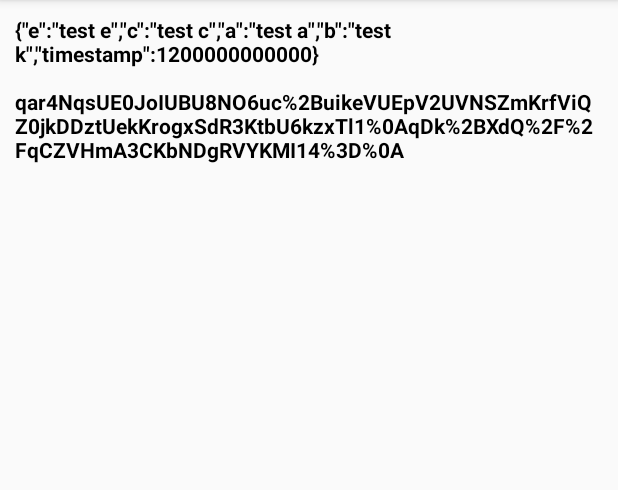
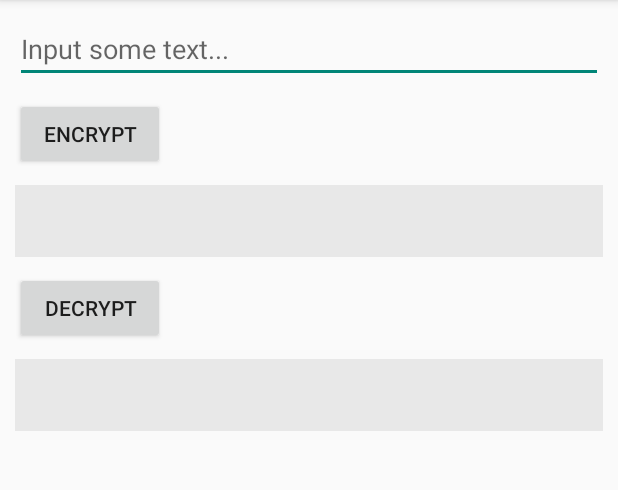
Before and after one commit to TNPro85/ANDROID, an Android app: the ActAES128 screen opened directly, with no data from a screen before it, on a phone screen of 412 x 824 dp, the part 84-574 px from its top. Run offline under Robolectric (Android 15) with nearby library versions, the phone set to English and light mode, and no system bars.

Commit message:
- add decrypt

```diff
--- a/DEMO/TNSoftDemo/app/src/main/java/com/zing/demo/ActAES128.java
+++ b/DEMO/TNSoftDemo/app/src/main/java/com/zing/demo/ActAES128.java
@@ -5,8 +5,11 @@ import android.content.ClipData;
 import android.content.ClipboardManager;
 import android.os.Build;
 import android.os.Bundle;
+import android.text.TextUtils;
 import android.util.Base64;
 import android.view.View;
+import android.widget.Button;
+import android.widget.EditText;
 import android.widget.TextView;
 
 import org.json.JSONObject;
@@ -18,12 +21,22 @@ import javax.crypto.spec.IvParameterSpec;
 import javax.crypto.spec.SecretKeySpec;
 
 public class ActAES128 extends ActBase {
-    TextView tvResult;
+    Button btnEncrypt, btnDecrypt;
+    TextView tvEncrypt, tvResult;
+    EditText etInput;
+
+    String strKey = "N2UWNwIDKg17TwsMDQ8HAQ==";
+    String encryptedString, decryptedString;
+    byte[] encrypted;
 
     @Override
     protected void onCreate(Bundle savedInstanceState) {
         super.onCreate(savedInstanceState);
         setContentView(R.layout.act_aes);
+
+        etInput = (EditText) findViewById(R.id.etInput);
+
+        tvEncrypt = (TextView) findViewById(R.id.tvEncrypt);
         tvResult = (TextView) findViewById(R.id.tvResult);
         tvResult.setOnClickListener(new View.OnClickListener() {
             @TargetApi(Build.VERSION_CODES.HONEYCOMB)
@@ -35,30 +48,54 @@ public class ActAES128 extends ActBase {
             }
         });
 
+        btnEncrypt = (Button) findViewById(R.id.btnEncrypt);
+        btnEncrypt.setOnClickListener(new View.OnClickListener() {
+            @Override
+            public void onClick(View v) {
                 try {
-            String strKey = "N2UWNwIDKg17TwsMDQ8HAQ==";
+                    if(!TextUtils.isEmpty(etInput.getText())) {
+                        String data = etInput.getText().toString();
+
                         byte[] key = Base64.decode(strKey, Base64.DEFAULT);
                         byte[] iv = Base64.decode(strKey, Base64.DEFAULT);
-            byte[] skey = new byte[]{55, 101, 22, 55, 2, 3, 42, 13, 123, 79, 11, 12, 13, 15, 7, 1};
 
                         Cipher cipher = Cipher.getInstance("AES/CBC/PKCS5Padding");
                         SecretKeySpec sks = new SecretKeySpec(key, "AES");
                         IvParameterSpec ivParameterSpec = new IvParameterSpec(iv);
                         cipher.init(Cipher.ENCRYPT_MODE, sks, ivParameterSpec);
 
-            JSONObject data = new JSONObject();
-            data.put("e", "test e");
-            data.put("c", "test c");
-            data.put("a", "test a");
-            data.put("b", "test k");
-            data.put("timestamp", 1200000000000L);
-
-            byte[] encrypted = cipher.doFinal(data.toString().getBytes());
-            String encryptedText = new String(Base64.encode(encrypted, Base64.DEFAULT));
-            String result = data.toString() + "\n\n" + URLEncoder.encode(encryptedText, "UTF-8");
-            tvResult.setText(result);
+                        encrypted = cipher.doFinal(data.getBytes("UTF-8"));
+                        encryptedString = new String(Base64.encode(encrypted, Base64.DEFAULT));
+                        tvEncrypt.setText(encryptedString);
+                    }
                 } catch (Exception e) {
                     e.printStackTrace();
                 }
             }
+        });
+
+        btnDecrypt = (Button) findViewById(R.id.btnDecrypt);
+        btnDecrypt.setOnClickListener(new View.OnClickListener() {
+            @Override
+            public void onClick(View v) {
+                try {
+                    if(!TextUtils.isEmpty(encryptedString)) {
+                        byte[] key = Base64.decode(strKey, Base64.DEFAULT);
+                        byte[] iv = Base64.decode(strKey, Base64.DEFAULT);
+
+                        Cipher cipher = Cipher.getInstance("AES/CBC/PKCS5Padding");
+                        SecretKeySpec sks = new SecretKeySpec(key, "AES");
+                        IvParameterSpec ivParameterSpec = new IvParameterSpec(iv);
+                        cipher.init(Cipher.DECRYPT_MODE, sks, ivParameterSpec);
+
+                        byte[] decrypted = cipher.doFinal(Base64.decode(encryptedString, Base64.DEFAULT));
+                        decryptedString = new String(decrypted);
+                        tvResult.setText(decryptedString);
                     }
+                } catch (Exception e) {
+                    e.printStackTrace();
+                }
+            }
+        });
+    }
+}
--- a/DEMO/TNSoftDemo/app/src/main/res/layout/act_aes.xml
+++ b/DEMO/TNSoftDemo/app/src/main/res/layout/act_aes.xml
@@ -1,12 +1,51 @@
 <LinearLayout xmlns:android="http://schemas.android.com/apk/res/android"
     android:layout_width="match_parent"
     android:layout_height="match_parent"
+    android:orientation="vertical"
     android:padding="10dp">
+
+    <EditText
+        android:id="@+id/etInput"
+        android:layout_width="match_parent"
+        android:layout_height="wrap_content"
+        android:hint="Input some text..."
+        android:inputType="text" />
+
+    <Button
+        android:id="@+id/btnEncrypt"
+        android:layout_width="100dp"
+        android:layout_height="wrap_content"
+        android:layout_marginTop="10dp"
+        android:text="Encrypt" />
+
+    <TextView
+        android:id="@+id/tvEncrypt"
+        android:layout_width="match_parent"
+        android:layout_height="wrap_content"
+        android:layout_marginTop="10dp"
+        android:background="#E8E8E8"
+        android:gravity="center"
+        android:minHeight="48dp"
+        android:padding="8dp"
+        android:textColor="@color/black"
+        android:textStyle="bold" />
+
+    <Button
+        android:id="@+id/btnDecrypt"
+        android:layout_width="100dp"
+        android:layout_height="wrap_content"
+        android:layout_marginTop="10dp"
+        android:text="Decrypt" />
 
     <TextView
         android:id="@+id/tvResult"
         android:layout_width="match_parent"
         android:layout_height="wrap_content"
+        android:layout_marginTop="10dp"
+        android:background="#E8E8E8"
+        android:gravity="center"
+        android:minHeight="48dp"
+        android:padding="8dp"
         android:textColor="@color/black"
         android:textStyle="bold" />
 
```
Lines whose indentation alone changed are shown as unchanged.
